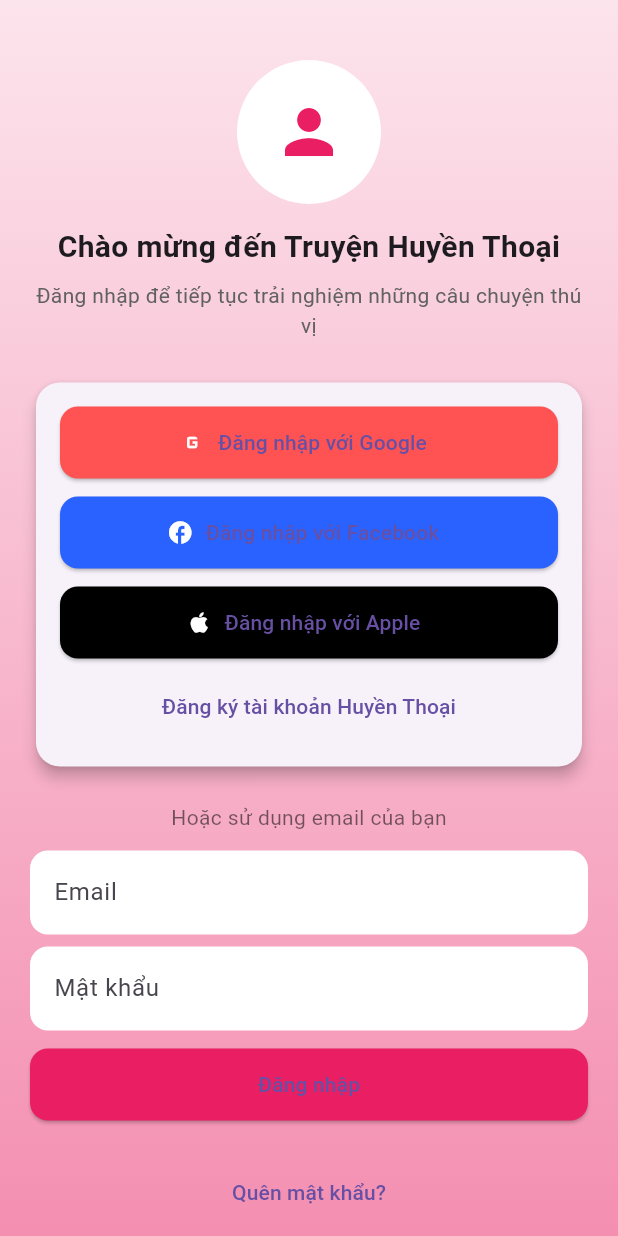
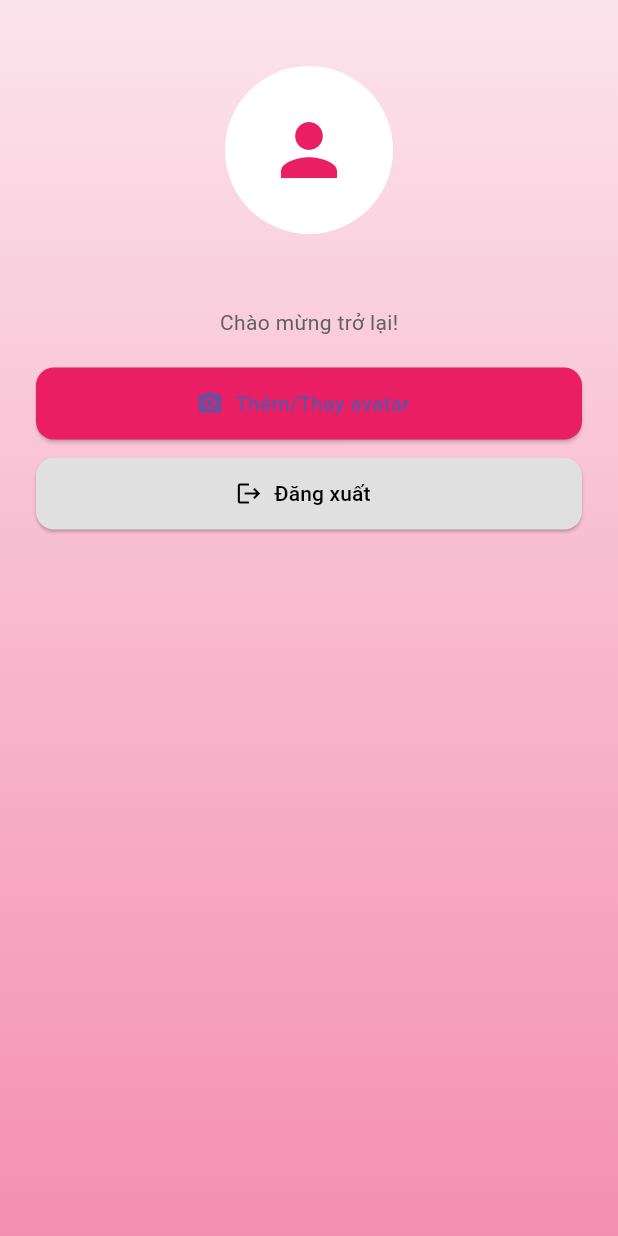
Before and after one commit to LoveStalin/appgaylo, a Flutter app: the AccountScreen widget shown alone on an empty page, opened directly, on a phone screen of 412 x 824 dp. Run offline on Flutter 3.47's test engine with Material 3 defaults, Android fonts, the phone set to English and light mode, and no system bars; our stand-ins replace firebase_auth, firebase_core, google_sign_in, image_picker; accounts and stored records are empty.

Commit message:
Em xinh qua Khanh Huyen oi

```diff
--- a/lib/main.dart
+++ b/lib/main.dart
@@ -2,6 +2,8 @@
 import 'package:firebase_core/firebase_core.dart';
 import 'package:firebase_auth/firebase_auth.dart';
 import 'package:google_sign_in/google_sign_in.dart';
+import 'dart:io';
+import 'package:image_picker/image_picker.dart';
 
 void main() async {
   WidgetsFlutterBinding.ensureInitialized();
@@ -175,6 +177,7 @@
   final TextEditingController _emailController = TextEditingController();
   final TextEditingController _passwordController = TextEditingController();
   bool _loading = false;
+  File? _avatarImage;
 
   @override
   void dispose() {
@@ -262,6 +265,14 @@
 
   @override
   Widget build(BuildContext context) {
+    return StreamBuilder<User?>(
+      stream: FirebaseAuth.instance.authStateChanges(),
+      builder: (context, snapshot) {
+        final user = snapshot.data;
+        if (user != null) {
+          return _buildProfile(user);
+        }
+
         return Container(
           decoration: BoxDecoration(
             gradient: LinearGradient(
@@ -331,7 +342,10 @@
 
                           ElevatedButton.icon(
                             onPressed: () {},
-                        icon: const Icon(Icons.facebook, color: Colors.white),
+                            icon: const Icon(
+                              Icons.facebook,
+                              color: Colors.white,
+                            ),
                             label: const Text('Đăng nhập với Facebook'),
                             style: ElevatedButton.styleFrom(
                               backgroundColor: Colors.blueAccent.shade700,
@@ -434,7 +448,94 @@
 
                   TextButton(
                     onPressed: _sendPasswordReset,
-                child: const Text('Quên mật khẩu?'),
+                    child: const Text('Quên mật khẩu hả?'),
+                  ),
+                ],
+              ),
+            ),
+          ),
+        );
+      },
+    );
+  }
+
+  Widget _buildProfile(User user) {
+    return Container(
+      decoration: BoxDecoration(
+        gradient: LinearGradient(
+          begin: Alignment.topCenter,
+          end: Alignment.bottomCenter,
+          colors: [Colors.pink.shade50, Colors.pink.shade200],
+        ),
+      ),
+      child: SafeArea(
+        child: Padding(
+          padding: const EdgeInsets.all(24),
+          child: Column(
+            crossAxisAlignment: CrossAxisAlignment.center,
+            children: [
+              const SizedBox(height: 20),
+              GestureDetector(
+                onTap: _pickAvatar,
+                child: CircleAvatar(
+                  radius: 56,
+                  backgroundColor: Colors.white,
+                  backgroundImage: _avatarImage != null
+                      ? FileImage(_avatarImage!) as ImageProvider
+                      : (user.photoURL != null
+                            ? NetworkImage(user.photoURL!)
+                            : null),
+                  child: _avatarImage == null && user.photoURL == null
+                      ? const Icon(Icons.person, size: 56, color: Colors.pink)
+                      : null,
+                ),
+              ),
+              const SizedBox(height: 12),
+              Text(
+                user.displayName ?? user.email ?? 'Người dùng',
+                style: const TextStyle(
+                  fontSize: 20,
+                  fontWeight: FontWeight.bold,
+                ),
+                textAlign: TextAlign.center,
+              ),
+              const SizedBox(height: 8),
+              Text(
+                'Chào mừng trở lại!',
+                style: TextStyle(color: Colors.grey[700]),
+              ),
+              const SizedBox(height: 20),
+              ElevatedButton.icon(
+                onPressed: _pickAvatar,
+                icon: const Icon(Icons.photo_camera),
+                label: const Text('Thêm/Thay avatar'),
+                style: ElevatedButton.styleFrom(
+                  backgroundColor: Colors.pink,
+                  minimumSize: const Size(double.infinity, 48),
+                  shape: RoundedRectangleBorder(
+                    borderRadius: BorderRadius.circular(12),
+                  ),
+                ),
+              ),
+              const SizedBox(height: 12),
+              ElevatedButton.icon(
+                onPressed: () async {
+                  await FirebaseAuth.instance.signOut();
+                  try {
+                    await GoogleSignIn().signOut();
+                  } catch (_) {}
+                  setState(() => _avatarImage = null);
+                },
+                icon: const Icon(Icons.logout),
+                label: const Text('Đăng xuất'),
+                style: ElevatedButton.styleFrom(
+                  backgroundColor: Colors.grey.shade300,
+                  foregroundColor: Colors.black,
+                  minimumSize: const Size(double.infinity, 48),
+                  shape: RoundedRectangleBorder(
+                    borderRadius: BorderRadius.circular(12),
+                  ),
+                ),
               ),
             ],
           ),
@@ -442,4 +543,21 @@
       ),
     );
   }
+
+  Future<void> _pickAvatar() async {
+    try {
+      final ImagePicker picker = ImagePicker();
+      final XFile? file = await picker.pickImage(
+        source: ImageSource.gallery,
+        imageQuality: 80,
+      );
+      if (file != null) {
+        setState(() {
+          _avatarImage = File(file.path);
+        });
       }
+    } catch (e) {
+      await _showMessage('Không thể chọn ảnh: ${e.toString()}');
+    }
+  }
+}
--- a/pubspec.yaml
+++ b/pubspec.yaml
@@ -34,7 +34,7 @@
   firebase_auth: ^4.17.4
   cloud_firestore: ^4.15.4
   google_sign_in: ^6.2.1
-
+  image_picker: ^0.8.7+4
   # The following adds the Cupertino Icons font to your application.
   # Use with the CupertinoIcons class for iOS style icons.
   cupertino_icons: ^1.0.8
```
Also changed, not shown: pubspec.lock, 5 other files. Lines whose indentation alone changed are shown as unchanged.
